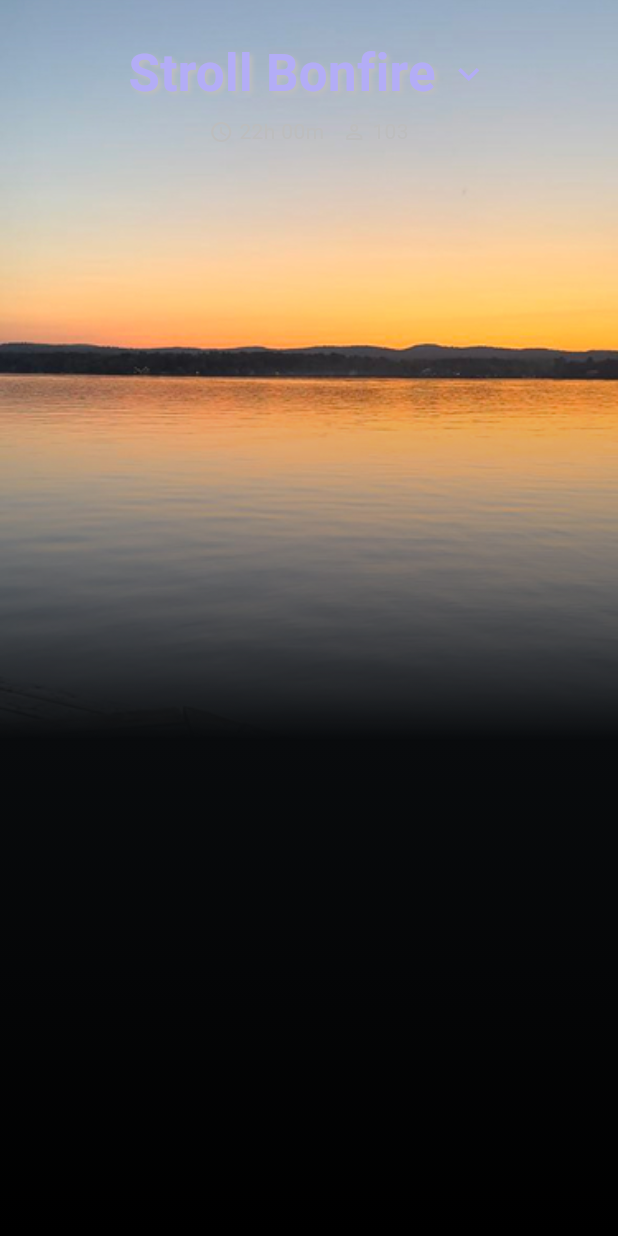
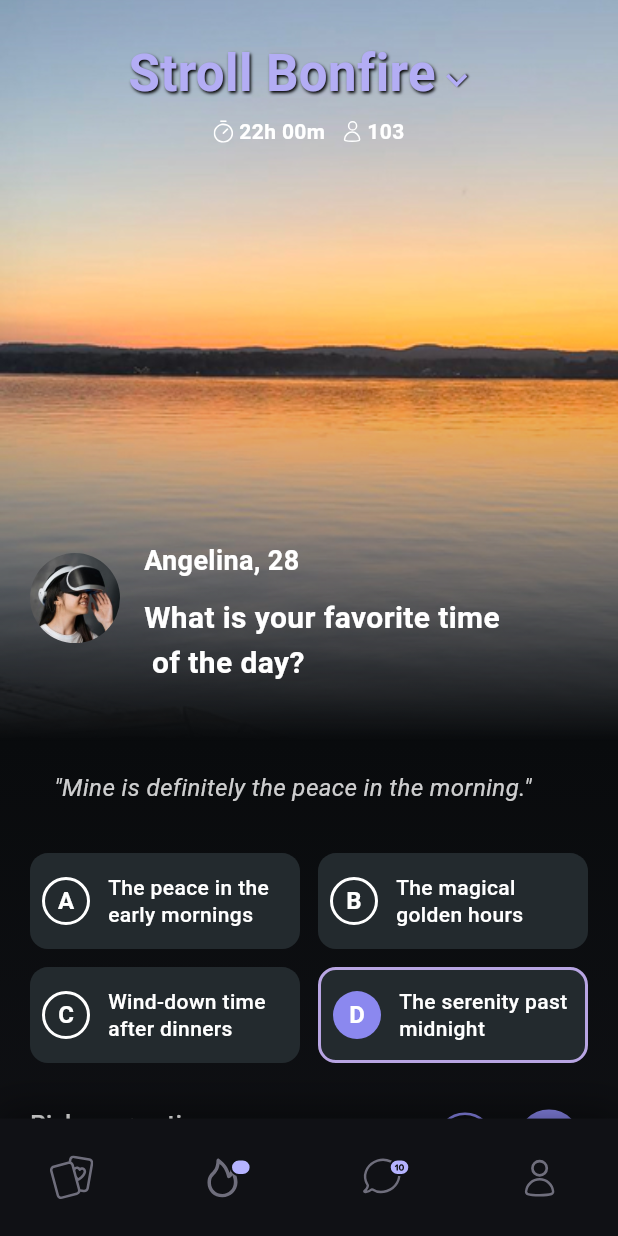
Before and after one commit to divinechy/Flutter-Stroll-App, a Flutter app: the screen it shows after launch, on a phone screen of 412 x 824 dp. Run offline on Flutter 3.47's test engine with Material 3 defaults, Android fonts, the phone set to English and light mode, and no system bars; our stand-ins replace flutter_svg, get.

Commit message:
Implemented UI design

```diff
--- a/lib/app/modules/landing/landing_binding.dart
+++ b/lib/app/modules/landing/landing_binding.dart
@@ -4,6 +4,6 @@ import 'landing_controller.dart';
 class LandingBinding extends Bindings {
   @override
   void dependencies() {
-    Get.lazyPut<LandingController>(() => LandingController());
+   Get.lazyPut<LandingController>(() => LandingController());
   }
 }
--- a/lib/app/modules/landing/landing_controller.dart
+++ b/lib/app/modules/landing/landing_controller.dart
@@ -1,7 +1,7 @@
 import 'package:get/get.dart';
 
 class LandingController extends GetxController {
-  var selectedOption = ''.obs;
+  var selectedOption = 'D'.obs;
 
   void selectOption(String option) {
     selectedOption.value = option;
--- a/lib/app/modules/landing/landing_view.dart
+++ b/lib/app/modules/landing/landing_view.dart
@@ -1,8 +1,10 @@
-// ignore_for_file: deprecated_member_use
+// ignore_for_file: deprecated_member_use, unused_local_variable
 
 import 'package:flutter/material.dart';
 import 'package:get/get.dart';
 import 'package:stroll_app/app/theme/images.dart';
+import 'package:stroll_app/app/widgets/bottom_navigation.dart';
+import 'package:stroll_app/app/widgets/content.dart';
 import 'package:stroll_app/app/widgets/header.dart';
 import 'landing_controller.dart';
 
@@ -12,9 +14,9 @@ class LandingView extends GetView<LandingController> {
   @override
   Widget build(BuildContext context) {
     final media = MediaQuery.of(context).size;
+    final LandingController controller = Get.find<LandingController>();
 
     return Scaffold(
-      backgroundColor: Colors.black,
       body: Container(
         width: double.infinity,
         height: double.infinity,
@@ -22,7 +24,7 @@ class LandingView extends GetView<LandingController> {
           gradient: LinearGradient(
             begin: Alignment.topCenter,
             end: Alignment.bottomCenter,
-            colors: [Colors.white, Color(0xFF090B0D), Color(0xFF000000)],
+            colors: [Colors.white, Color(0xFF090B0D), Color(0xFF101115)],
             stops: [0.0, 0.6, 1.0],
           ),
         ),
@@ -43,21 +45,21 @@ class LandingView extends GetView<LandingController> {
                   ).createShader(bounds);
                 },
                 blendMode: BlendMode.dstIn, // Keeps image, applies transparency
-                child: Image.asset(background, fit: BoxFit.cover),
+                child: Image.asset(BACKGROUND, fit: BoxFit.cover),
               ),
             ),
 
             SafeArea(
               child: Column(
                 children: [
-                  //StatusBarWidget(),
                   SizedBox(height: media.height * 0.03),
                   Header(),
-                  Spacer(),
-                  //ContentSectionWidget(controller: controller),
+                  SizedBox(height: media.height * 0.25),
+                  Content(),
                 ],
               ),
             ),
+            Positioned(bottom: 0, left: 0, right: 0, child: BottomNavigation()),
           ],
         ),
       ),
--- a/lib/app/theme/images.dart
+++ b/lib/app/theme/images.dart
@@ -1,4 +1,5 @@
 // ignore_for_file: constant_identifier_names
 
-const String path = 'lib/app/assets/images/';
-const String background = '${path}background.jpg';
+const String PATH = 'lib/app/assets/images/';
+const String BACKGROUND = '${PATH}background.jpg';
+const String ACTOR = '${PATH}actor.jpg';
--- a/lib/app/theme/svgs.dart
+++ b/lib/app/theme/svgs.dart
@@ -1,7 +1,11 @@
 // ignore_for_file: constant_identifier_names
 
-const String path = 'lib/app/assets/icons/';
-const String chat_svg = '${path}chat.svg';
-const String fire_svg = '${path}fire.svg';
-const String cards_svg = '${path}cards.svg';
-const String user_svg = '${path}user.svg';
+const String PATH = 'lib/app/assets/icons/';
+const String CHAT = '${PATH}chat.svg';
+const String FIRE = '${PATH}fire.svg';
+const String CARDS = '${PATH}cards.svg';
+const String USER = '${PATH}user.svg';
+const String WATCH = '${PATH}watch.svg';
+const String SMALL = '${PATH}small.svg';
+const String FORWARD = '${PATH}forward.svg';
+const String MIC = '${PATH}mic.svg';
--- /dev/null
+++ b/lib/app/widgets/bottom_actions.dart
@@ -0,0 +1,66 @@
+// ignore_for_file: deprecated_member_use
+
+import 'package:flutter/material.dart';
+import 'package:get/get.dart';
+import 'package:stroll_app/app/theme/svgs.dart';
+import 'package:stroll_app/app/widgets/platform_svg.dart';
+
+class BottomActions extends StatelessWidget {
+  const BottomActions({super.key});
+
+  @override
+  Widget build(BuildContext context) {
+    return Row(
+      mainAxisAlignment: MainAxisAlignment.spaceBetween,
+      children: [
+        Column(
+          crossAxisAlignment: CrossAxisAlignment.start,
+          children: [
+            Text(
+              'Pick your option.',
+              style: TextStyle(
+                color: Colors.white,
+                fontSize: 16,
+                fontWeight: FontWeight.w500,
+              ),
+            ),
+            Text(
+              'See who has a similar mind.',
+              style: TextStyle(
+                color: Colors.white.withOpacity(0.8),
+                fontSize: 16,
+                fontWeight: FontWeight.w400,
+              ),
+            ),
+          ],
+        ),
+        Row(
+          children: [
+            Container(
+              width: 56,
+              height: 56,
+              decoration: BoxDecoration(
+                shape: BoxShape.circle,
+                border: Border.all(color: Colors.transparent, width: 2),
+              ),
+              child: PlatformSvg.asset(
+                MIC,
+              ).paddingOnly(right: 12),
+            ),
+            Container(
+              width: 48,
+              height: 48,
+              decoration: BoxDecoration(
+                shape: BoxShape.circle,
+                color: Colors.transparent,
+              ),
+              child: PlatformSvg.asset(
+                FORWARD,
+              ).paddingOnly(right: 4),
+            ),
+          ],
+        ),
+      ],
+    );
+  }
+}
--- /dev/null
+++ b/lib/app/widgets/bottom_navigation.dart
@@ -0,0 +1,37 @@
+// ignore_for_file: deprecated_member_use
+
+import 'package:flutter/material.dart';
+import 'package:stroll_app/app/theme/svgs.dart';
+import 'package:stroll_app/app/widgets/platform_svg.dart';
+
+class BottomNavigation extends StatelessWidget {
+  const BottomNavigation({super.key});
+
+  @override
+  Widget build(BuildContext context) {
+    return Container(
+      width: double.infinity,
+      height: MediaQuery.of(context).size.height * 0.095,
+      decoration: BoxDecoration(
+        color: const Color(0xFF101115),
+        boxShadow: [
+          BoxShadow(
+            color: Colors.black.withOpacity(0.4),
+            blurRadius: 20,
+            spreadRadius: 2,
+            offset: const Offset(0, -5),
+          ),
+        ],
+      ),
+      child: Row(
+        mainAxisAlignment: MainAxisAlignment.spaceAround,
+        children: [
+          PlatformSvg.asset(CARDS, width: 30, height: 30),
+          PlatformSvg.asset(FIRE, width: 40, height: 40),
+          PlatformSvg.asset(CHAT, width: 40, height: 40),
+          PlatformSvg.asset(USER, width: 40, height: 40),
+        ],
+      ),
+    );
+  }
+}
--- /dev/null
+++ b/lib/app/widgets/content.dart
@@ -0,0 +1,40 @@
+// ignore_for_file: deprecated_member_use
+
+import 'package:flutter/material.dart';
+import 'package:stroll_app/app/widgets/bottom_actions.dart';
+import 'package:stroll_app/app/widgets/options.dart';
+import 'package:stroll_app/app/widgets/profile.dart';
+
+class Content extends StatelessWidget {
+  const Content({super.key});
+
+  @override
+  Widget build(BuildContext context) {
+    return Padding(
+      padding: EdgeInsets.all(20),
+      child: Column(
+        crossAxisAlignment: CrossAxisAlignment.start,
+        children: [
+          Profile(),
+          SizedBox(height: 24),
+          Padding(
+            padding: const EdgeInsets.only(top: 16.0, left: 16.0),
+            child: Text(
+              '"Mine is definitely the peace in the morning."',
+              style: TextStyle(
+                color: Colors.white.withOpacity(0.8),
+                fontSize: 16,
+                fontStyle: FontStyle.italic,
+                fontWeight: FontWeight.w400,
+              ),
+            ),
+          ),
+          SizedBox(height: 32),
+          Options(),
+          SizedBox(height: 24),
+          BottomActions(),
+        ],
+      ),
+    );
+  }
+}
--- a/lib/app/widgets/header.dart
+++ b/lib/app/widgets/header.dart
@@ -1,6 +1,9 @@
 // ignore_for_file: deprecated_member_use
 
 import 'package:flutter/material.dart';
+import 'package:get/get.dart';
+import 'package:stroll_app/app/theme/svgs.dart';
+import 'package:stroll_app/app/widgets/platform_svg.dart';
 
 class Header extends StatelessWidget {
   const Header({super.key});
@@ -18,43 +21,54 @@ class Header extends StatelessWidget {
               style: TextStyle(
                 fontSize: 34,
                 fontWeight: FontWeight.w700,
-                color: Color(0xFFB3ADF6),
+                color: Color(0xFFB3ADF4),
                 shadows: [
                   Shadow(
-                    offset: Offset(2.0, 2.0),
-                    blurRadius: 4.0,
-                    color: Color(0xFFBEBEBE),
+                    offset: Offset(1.0, 1.0),
+                    blurRadius: 2.0,
+                    color: Colors.black,
                   ),
                 ],
               ),
             ),
-            SizedBox(width: 8),
-            Icon(Icons.keyboard_arrow_down, color: Color(0xFFB3ADF6), size: 28),
+            Padding(
+              padding: const EdgeInsets.only(right: 8.0, top: 8.0),
+              child: Icon(
+                Icons.keyboard_arrow_down,
+                color: Color(0xFFB3ADF6),
+                size: 28,
+                shadows: [
+                  Shadow(
+                    offset: Offset(1.0, 0.0),
+                    blurRadius: 1.0,
+                    color: Colors.black,
+                  ),
+                ],
+              ),
+            ),
           ],
         ),
         SizedBox(height: 4),
         Row(
           mainAxisAlignment: MainAxisAlignment.center,
           children: [
-            Icon(Icons.schedule, color: Colors.grey[400], size: 16),
-            SizedBox(width: 4),
+            PlatformSvg.asset(WATCH, color: Colors.white).paddingOnly(right: 4),
             Text(
               '22h 00m',
               style: TextStyle(
                 fontSize: 14,
-                color: Colors.grey[400],
-                fontWeight: FontWeight.w400,
+                color: Colors.white,
+                fontWeight: FontWeight.w600,
               ),
             ),
             SizedBox(width: 12),
-            Icon(Icons.person_outline, color: Colors.grey[400], size: 16),
-            SizedBox(width: 4),
+            PlatformSvg.asset(SMALL, color: Colors.white).paddingOnly(right: 4),
             Text(
               '103',
               style: TextStyle(
                 fontSize: 14,
-                color: Colors.grey[400],
-                fontWeight: FontWeight.w400,
+                color: Colors.white,
+                fontWeight: FontWeight.w600,
               ),
             ),
           ],
--- /dev/null
+++ b/lib/app/widgets/option_button.dart
@@ -0,0 +1,79 @@
+// ignore_for_file: deprecated_member_use
+
+import 'package:flutter/material.dart';
+import 'package:get/get.dart';
+import 'package:stroll_app/app/modules/landing/landing_controller.dart';
+
+class OptionButton extends StatelessWidget {
+  final String letter;
+  final String text;
+
+  const OptionButton({super.key, required this.letter, required this.text});
+
+  @override
+  Widget build(BuildContext context) {
+    final LandingController controller = Get.find<LandingController>();
+    return Obx(() {
+      bool isSelected = controller.selectedOption.value == letter;
+
+      return GestureDetector(
+        onTap: () => controller.selectOption(letter),
+        child: Container(
+          height: 64,
+          padding: const EdgeInsets.all(8),
+          decoration: BoxDecoration(
+            color: const Color(0xFF232A2E),
+            borderRadius: BorderRadius.circular(12),
+            border:
+                isSelected
+                    ? Border.all(color: const Color(0xFFB8A5E3), width: 2)
+                    : null,
+          ),
+          child: Row(
+            children: [
+              Container(
+                width: 32,
+                height: 32,
+                decoration: BoxDecoration(
+                  shape: BoxShape.circle,
+                  color:
+                      isSelected
+                          ? const Color(0xFF8B88EF)
+                          : const Color(0xFF232A2E),
+                  border:
+                      isSelected
+                          ? null
+                          : Border.all(color: Colors.white, width: 2),
+                ),
+                child: Center(
+                  child: Text(
+                    letter,
+                    style: const TextStyle(
+                      color: Colors.white,
+                      fontSize: 16,
+                      fontWeight: FontWeight.w600,
+                    ),
+                  ),
+                ),
+              ),
+              const SizedBox(width: 12),
+              Expanded(
+                child: Text(
+                  text,
+                  style: const TextStyle(
+                    color: Colors.white,
+                    fontSize: 14,
+                    fontWeight: FontWeight.w500,
+                    height: 1.3,
+                  ),
+                  maxLines: 2, // Limit to 2 lines
+                  overflow: TextOverflow.ellipsis, // Handle overflow
+                ),
+              ),
+            ],
+          ),
+        ),
+      );
+    });
+  }
+}
--- /dev/null
+++ b/lib/app/widgets/options.dart
@@ -0,0 +1,49 @@
+import 'package:flutter/material.dart';
+import 'package:stroll_app/app/widgets/option_button.dart';
+
+class Options extends StatelessWidget {
+  const Options({super.key});
+
+  @override
+  Widget build(BuildContext context) {
+    return Column(
+      children: [
+        Row(
+          children: [
+            Expanded(
+              child: OptionButton(
+                letter: 'A',
+                text: 'The peace in the\nearly mornings',
+              ),
+            ),
+            SizedBox(width: 12),
+            Expanded(
+              child: OptionButton(
+                letter: 'B',
+                text: 'The magical\ngolden hours',
+              ),
+            ),
+          ],
+        ),
+        SizedBox(height: 12),
+        Row(
+          children: [
+            Expanded(
+              child: OptionButton(
+                letter: 'C',
+                text: 'Wind-down time\nafter dinners',
+              ),
+            ),
+            SizedBox(width: 12),
+            Expanded(
+              child: OptionButton(
+                letter: 'D',
+                text: 'The serenity past\nmidnight',
+              ),
+            ),
+          ],
+        ),
+      ],
+    );
+  }
+}
--- /dev/null
+++ b/lib/app/widgets/platform_svg.dart
@@ -0,0 +1,29 @@
+// ignore_for_file: deprecated_member_use
+
+import 'package:flutter/material.dart';
+import 'package:flutter_svg/svg.dart';
+
+class PlatformSvg {
+  static Widget asset(
+    String assetName, {
+    double? width,
+    double? height,
+    BoxFit fit = BoxFit.contain,
+    Color? color,
+    Alignment alignment = Alignment.center,
+    String? semanticsLabel,
+    GestureTapCallback? onTap,
+  }) {
+    Widget svg = SvgPicture.asset(
+      assetName,
+      width: width,
+      height: height,
+      fit: fit,
+      color: color,
+      alignment: alignment,
+      semanticsLabel: semanticsLabel,
+    );
+
+    return GestureDetector(onTap: onTap ?? () {}, child: svg);
+  }
+}
--- /dev/null
+++ b/lib/app/widgets/profile.dart
@@ -0,0 +1,59 @@
+import 'package:flutter/material.dart';
+import 'package:stroll_app/app/theme/images.dart';
+
+class Profile extends StatelessWidget {
+  const Profile({super.key});
+
+  @override
+  Widget build(BuildContext context) {
+    return SizedBox(
+      height: 150, // 👈 definite height for the row
+      child: Row(
+        children: [
+          Container(
+            width: 60,
+            height: 60,
+            decoration: BoxDecoration(
+              shape: BoxShape.circle,
+              image: DecorationImage(
+                image: AssetImage(ACTOR),
+                fit: BoxFit.cover,
+              ),
+            ),
+          ),
+          SizedBox(width: 16),
+          Expanded(
+            child: Column(
+              crossAxisAlignment: CrossAxisAlignment.start,
+              mainAxisAlignment: MainAxisAlignment.center,
+              children: [
+                SizedBox(height: 20),
+                Text(
+                  'Angelina, 28',
+                  style: TextStyle(
+                    color: Colors.white,
+                    fontSize: 18,
+                    fontWeight: FontWeight.w600,
+                  ),
+                ),
+                SizedBox(height: 10),
+                Text(
+                  'What is your favorite time\n of the day?',
+                  style: TextStyle(
+                    color: Colors.white,
+                    fontSize: 20,
+                    fontWeight: FontWeight.w700,
+                    height: 1.5,
+                  ),
+                  overflow: TextOverflow.ellipsis,
+                  maxLines: 2,
+                  softWrap: true,
+                ),
+              ],
+            ),
+          ),
+        ],
+      ),
+    );
+  }
+}
```
Also changed, not shown: lib/app/assets/icons/forward.svg (added), lib/app/assets/icons/mic.svg (added), lib/app/assets/icons/small.svg (added), lib/app/assets/icons/watch.svg (added), lib/app/assets/images/actor.jpg (added).
